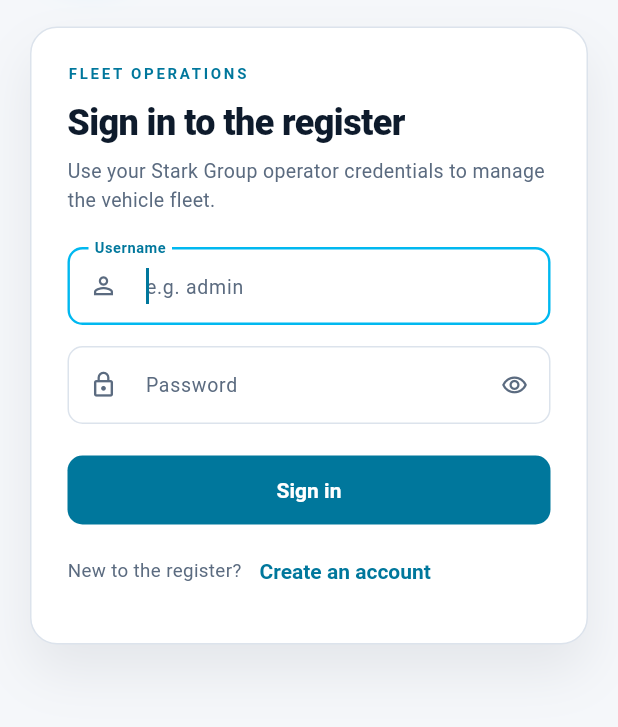
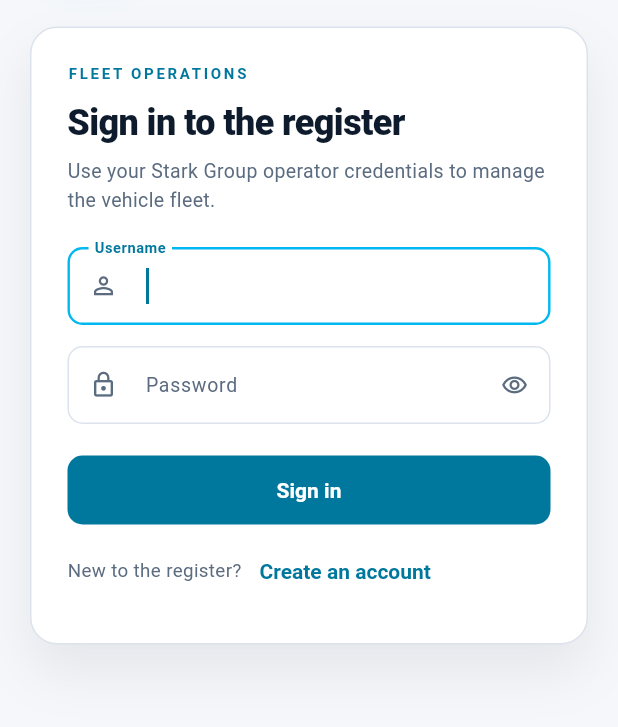
Before and after one commit to ziswhyzis/vms-frontend, a Flutter app: the screen it shows after launch, on a phone screen of 412 x 824 dp, the part 356-1083 px from its top. Run offline on Flutter 3.47's test engine with Material 3 defaults, Android fonts, the phone set to English and light mode, and no system bars; our stand-ins replace shared_preferences; accounts and stored records are empty.

Commit message:
chore: sync vms-frontend with the workspace

```diff
--- a/lib/screens/login_screen.dart
+++ b/lib/screens/login_screen.dart
@@ -335,10 +335,9 @@ class _LoginScreenState extends State<LoginScreen> {
               textInputAction: TextInputAction.next,
               autofillHints: const [AutofillHints.username],
               onChanged: (_) => _clearFieldError('username'),
-              decoration: InputDecoration(
+              decoration: const InputDecoration(
                 labelText: 'Username',
-                hintText: _signUp ? 'e.g. jane.doe' : 'e.g. admin',
-                prefixIcon: const Icon(Icons.person_outline, size: 19),
+                prefixIcon: Icon(Icons.person_outline, size: 19),
               ),
               validator: _validateUsername,
             ),
```
Also changed, not shown: 1 other file.
